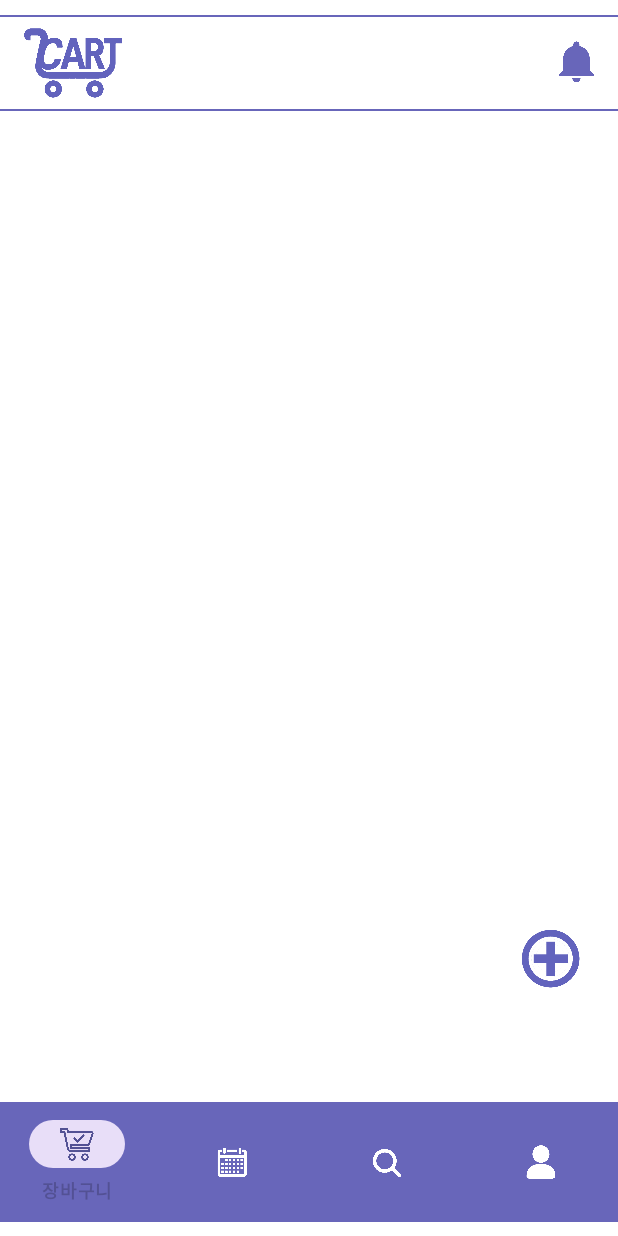
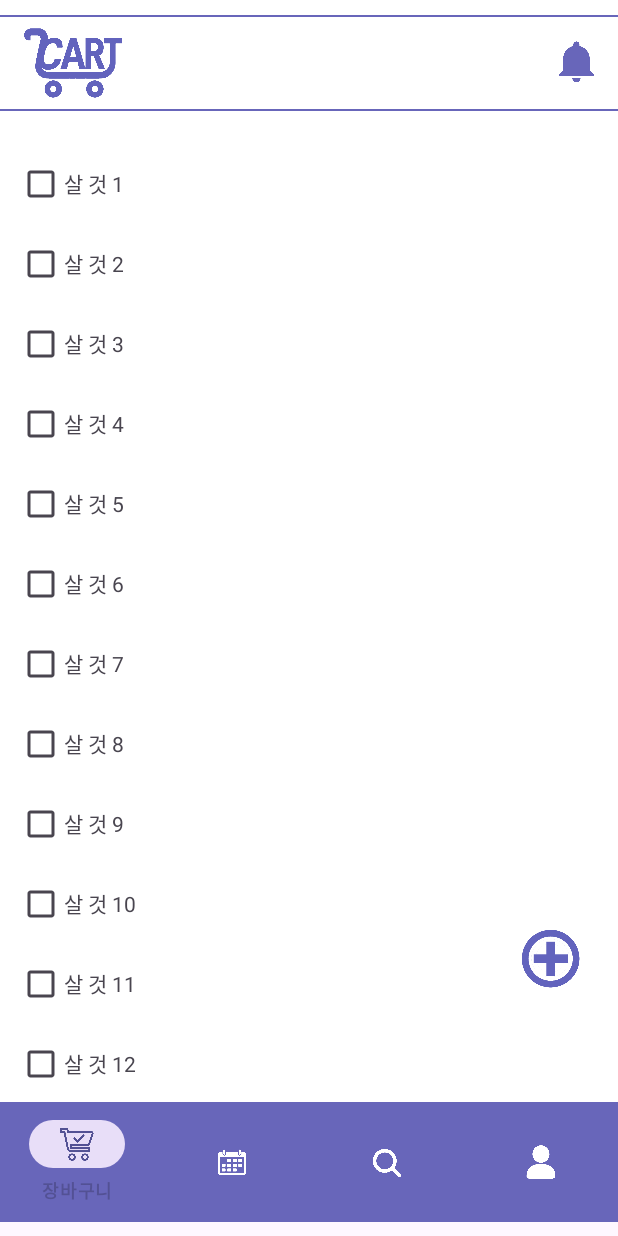
Before and after one commit to YR0Kim/WhatsInMyCart, an Android app: the screen it shows after launch (MainActivity), on a phone screen of 412 x 824 dp. Run offline under Robolectric (Android 15) with nearby library versions, the phone set to English and light mode, and no system bars.

Commit message:
장바구니 목록 리사이클러뷰 적용

```diff
--- a/app/src/main/java/com/example/whatsinmycart/CartFragment.kt
+++ b/app/src/main/java/com/example/whatsinmycart/CartFragment.kt
@@ -1,22 +1,60 @@
 package com.example.whatsinmycart
 
 import android.os.Bundle
+import android.util.Log
 import androidx.fragment.app.Fragment
 import android.view.LayoutInflater
 import android.view.View
 import android.view.ViewGroup
+import androidx.recyclerview.widget.DividerItemDecoration
+import androidx.recyclerview.widget.LinearLayoutManager
+import androidx.recyclerview.widget.RecyclerView
+import com.example.whatsinmycart.databinding.CartItemBinding
 import com.example.whatsinmycart.databinding.FragmentCartBinding
 
 class CartFragment : Fragment() {
 
     private lateinit var binding: FragmentCartBinding
 
-    override fun onCreateView(
-        inflater: LayoutInflater, container: ViewGroup?,
-        savedInstanceState: Bundle?
-    ): View? {
-        // Inflate the layout for this fragment
-        return inflater.inflate(R.layout.fragment_cart, container, false)
+    override fun onCreateView(inflater: LayoutInflater, container: ViewGroup?, savedInstanceState: Bundle?): View? {
+        binding = FragmentCartBinding.inflate(inflater, container, false)
+
+        val datas = mutableListOf<String>()
+
+        for (i in 1 .. 50) {
+            datas.add("살 것 $i")
+        }
+        binding.cartview.layoutManager = LinearLayoutManager(requireContext())
+        val adapter = CartAdapter(datas)
+        binding.cartview.adapter = adapter
+
+        binding.plusButton.setOnClickListener {
+            datas.add("new data")
+            adapter.notifyDataSetChanged()
+        }
+
+        return binding.root
     }
 
 }
+
+class CartViewHolder(val binding: CartItemBinding) : RecyclerView.ViewHolder(binding.root)
+
+class CartAdapter(val datas: MutableList<String>) : RecyclerView.Adapter<RecyclerView.ViewHolder>(){
+    override fun onCreateViewHolder(parent: ViewGroup, viewType: Int): RecyclerView.ViewHolder =
+        CartViewHolder(CartItemBinding.inflate(LayoutInflater.from(parent.context), parent, false))
+
+    override fun getItemCount(): Int {
+        return datas.size
+    }
+
+    override fun onBindViewHolder(holder: RecyclerView.ViewHolder, position: Int) {
+        val binding = (holder as CartViewHolder).binding
+
+        binding.itemData.text = datas[position]
+        binding.itemData.setOnClickListener {
+            Log.d("kkang", "Item Click: $position")
+        }
+    }
+
+}
--- a/app/src/main/java/com/example/whatsinmycart/NotifyActivity.kt
+++ b/app/src/main/java/com/example/whatsinmycart/NotifyActivity.kt
@@ -3,7 +3,10 @@ package com.example.whatsinmycart
 import android.annotation.SuppressLint
 import android.graphics.Color
 import android.os.Bundle
+import android.view.LayoutInflater
 import android.view.MenuItem
+import android.view.View
+import android.view.ViewGroup
 import androidx.activity.enableEdgeToEdge
 import androidx.appcompat.app.AppCompatActivity
 import androidx.core.view.ViewCompat
--- a/app/src/main/res/layout/fragment_cart.xml
+++ b/app/src/main/res/layout/fragment_cart.xml
@@ -1,21 +1,25 @@
 <?xml version="1.0" encoding="utf-8"?>
 <FrameLayout xmlns:android="http://schemas.android.com/apk/res/android"
+    xmlns:app="http://schemas.android.com/apk/res-auto"
     xmlns:tools="http://schemas.android.com/tools"
     android:layout_width="match_parent"
     android:layout_height="match_parent"
     tools:context=".CartFragment">
 
     <androidx.constraintlayout.widget.ConstraintLayout
-        xmlns:android="http://schemas.android.com/apk/res/android"
-        android:background="@color/white"
         android:layout_width="match_parent"
-        android:layout_height="match_parent">
+        android:layout_height="750dp"
+        android:background="@color/white">
 
         <androidx.recyclerview.widget.RecyclerView
             android:id="@+id/cartview"
-            android:layout_width="match_parent"
-            android:layout_height="match_parent"
-            android:layout_weight="1" />
+            android:layout_width="410dp"
+            android:layout_height="651dp"
+            android:layout_marginTop="95dp"
+            android:layout_weight="1"
+            app:layout_constraintEnd_toEndOf="parent"
+            app:layout_constraintStart_toStartOf="parent"
+            app:layout_constraintTop_toTopOf="parent" />
 
     </androidx.constraintlayout.widget.ConstraintLayout>
 
```
Also changed, not shown: app/src/main/res/layout/cart_item.xml (+2 -28 lines), app/src/main/res/drawable/ic_calender.png.
